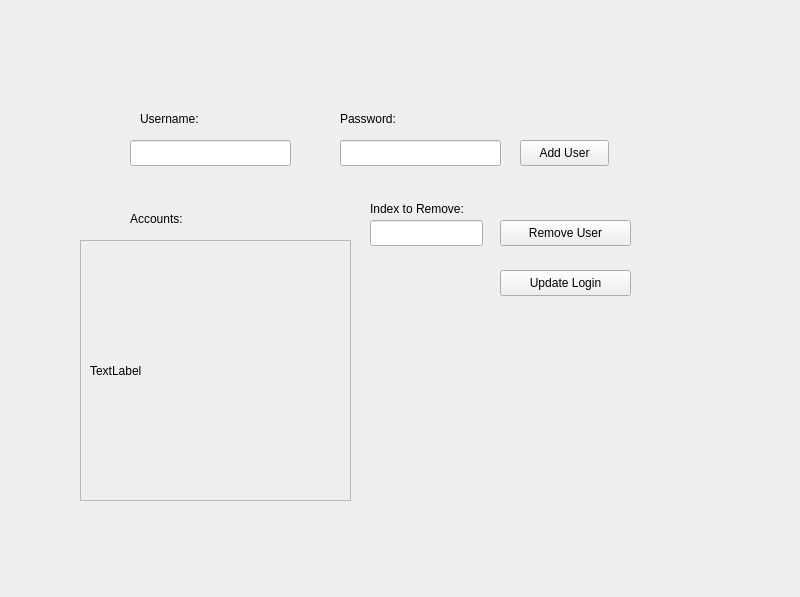
First picture: the form in UI_Files/mainWindow.ui, repository Jscina/PyPass, before the edit.
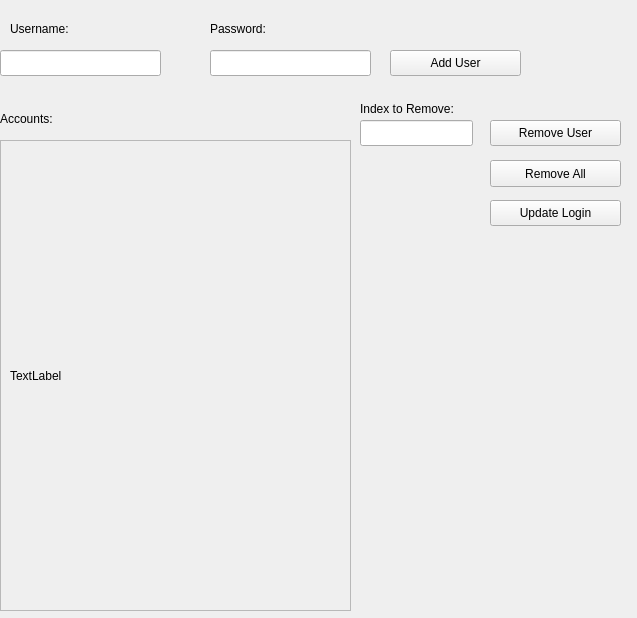
Second picture: the form after the edit.

```diff
--- a/UI_Files/mainWindow.ui
+++ b/UI_Files/mainWindow.ui
@@ -6,8 +6,8 @@
    <rect>
     <x>0</x>
     <y>0</y>
-    <width>800</width>
-    <height>597</height>
+    <width>637</width>
+    <height>618</height>
    </rect>
   </property>
   <property name="windowTitle">
@@ -17,8 +17,8 @@
    <widget class="QLineEdit" name="usernames">
     <property name="geometry">
      <rect>
-      <x>130</x>
-      <y>140</y>
+      <x>0</x>
+      <y>50</y>
       <width>161</width>
       <height>26</height>
      </rect>
@@ -27,8 +27,8 @@
    <widget class="QLineEdit" name="passwords">
     <property name="geometry">
      <rect>
-      <x>340</x>
-      <y>140</y>
+      <x>210</x>
+      <y>50</y>
       <width>161</width>
       <height>26</height>
      </rect>
@@ -37,9 +37,9 @@
    <widget class="QPushButton" name="add_button">
     <property name="geometry">
      <rect>
-      <x>520</x>
-      <y>140</y>
-      <width>89</width>
+      <x>390</x>
+      <y>50</y>
+      <width>131</width>
       <height>26</height>
      </rect>
     </property>
@@ -50,8 +50,8 @@
    <widget class="QPushButton" name="remove_user">
     <property name="geometry">
      <rect>
-      <x>500</x>
-      <y>220</y>
+      <x>490</x>
+      <y>120</y>
       <width>131</width>
       <height>26</height>
      </rect>
@@ -63,8 +63,8 @@
    <widget class="QLabel" name="u_label">
     <property name="geometry">
      <rect>
-      <x>140</x>
-      <y>110</y>
+      <x>10</x>
+      <y>20</y>
       <width>91</width>
       <height>17</height>
      </rect>
@@ -76,8 +76,8 @@
    <widget class="QLabel" name="p_label">
     <property name="geometry">
      <rect>
-      <x>340</x>
-      <y>110</y>
+      <x>210</x>
+      <y>20</y>
       <width>81</width>
       <height>17</height>
      </rect>
@@ -89,8 +89,8 @@
    <widget class="QLabel" name="acc_label">
     <property name="geometry">
      <rect>
-      <x>130</x>
-      <y>210</y>
+      <x>0</x>
+      <y>110</y>
       <width>81</width>
       <height>17</height>
      </rect>
@@ -102,8 +102,8 @@
    <widget class="QLineEdit" name="index_input">
     <property name="geometry">
      <rect>
-      <x>370</x>
-      <y>220</y>
+      <x>360</x>
+      <y>120</y>
       <width>113</width>
       <height>26</height>
      </rect>
@@ -112,8 +112,8 @@
    <widget class="QLabel" name="index_label">
     <property name="geometry">
      <rect>
-      <x>370</x>
-      <y>200</y>
+      <x>360</x>
+      <y>100</y>
       <width>141</width>
       <height>17</height>
      </rect>
@@ -125,8 +125,8 @@
    <widget class="QPushButton" name="update_login">
     <property name="geometry">
      <rect>
-      <x>500</x>
-      <y>270</y>
+      <x>490</x>
+      <y>200</y>
       <width>131</width>
       <height>26</height>
      </rect>
@@ -138,10 +138,10 @@
    <widget class="QScrollArea" name="scrollArea">
     <property name="geometry">
      <rect>
-      <x>80</x>
-      <y>240</y>
-      <width>271</width>
-      <height>261</height>
+      <x>0</x>
+      <y>140</y>
+      <width>351</width>
+      <height>471</height>
      </rect>
     </property>
     <property name="sizePolicy">
@@ -158,8 +158,8 @@
       <rect>
        <x>0</x>
        <y>0</y>
-       <width>267</width>
-       <height>257</height>
+       <width>349</width>
+       <height>469</height>
       </rect>
      </property>
      <layout class="QVBoxLayout" name="verticalLayout">
@@ -173,6 +173,19 @@
      </layout>
     </widget>
    </widget>
+   <widget class="QPushButton" name="remove_all_button">
+    <property name="geometry">
+     <rect>
+      <x>490</x>
+      <y>160</y>
+      <width>131</width>
+      <height>27</height>
+     </rect>
+    </property>
+    <property name="text">
+     <string>Remove All</string>
+    </property>
+   </widget>
   </widget>
  </widget>
  <resources/>
```
